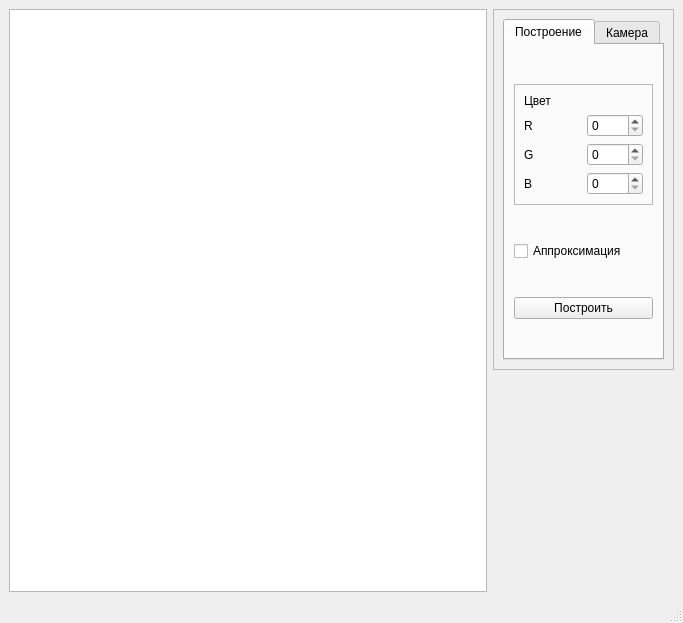
Above: ui/qt/design.ui from migregal/bmstu-iu7-cg-cp before the change. Below: the same form after it.
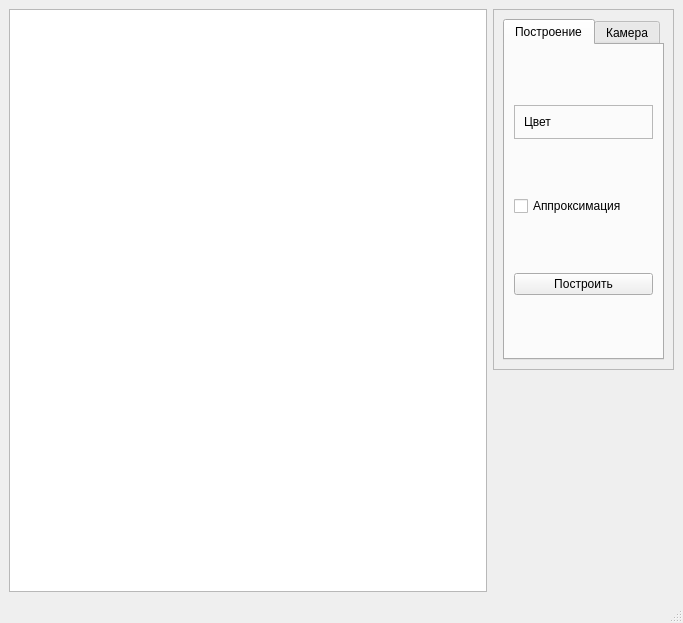
That is the form after the change.

The edit to the form file:
```diff
--- a/ui/qt/design.ui
+++ b/ui/qt/design.ui
@@ -84,48 +84,6 @@
               <enum>QFrame::Raised</enum>
              </property>
              <layout class="QGridLayout" name="gridLayout_3">
-              <item row="1" column="0">
-               <widget class="QLabel" name="label_11">
-                <property name="text">
-                 <string>R</string>
-                </property>
-               </widget>
-              </item>
-              <item row="3" column="1">
-               <widget class="QSpinBox" name="colorB">
-                <property name="maximum">
-                 <number>255</number>
-                </property>
-               </widget>
-              </item>
-              <item row="3" column="0">
-               <widget class="QLabel" name="label_13">
-                <property name="text">
-                 <string>B</string>
-                </property>
-               </widget>
-              </item>
-              <item row="2" column="1">
-               <widget class="QSpinBox" name="colorG">
-                <property name="maximum">
-                 <number>255</number>
-                </property>
-               </widget>
-              </item>
-              <item row="1" column="1">
-               <widget class="QSpinBox" name="colorR">
-                <property name="maximum">
-                 <number>255</number>
-                </property>
-               </widget>
-              </item>
-              <item row="2" column="0">
-               <widget class="QLabel" name="label_12">
-                <property name="text">
-                 <string>G</string>
-                </property>
-               </widget>
-              </item>
               <item row="0" column="0" colspan="2">
                <widget class="QLabel" name="label_10">
                 <property name="sizePolicy">
```
Left out of the diff: 5 changed lines with no effect on the pictures.
